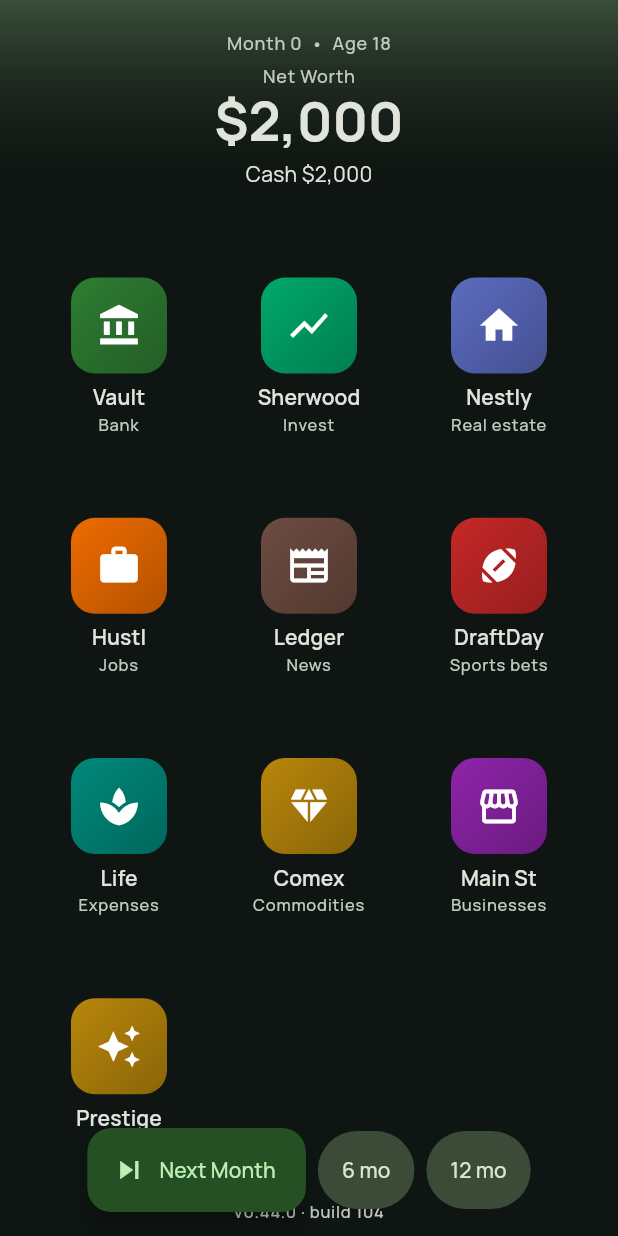
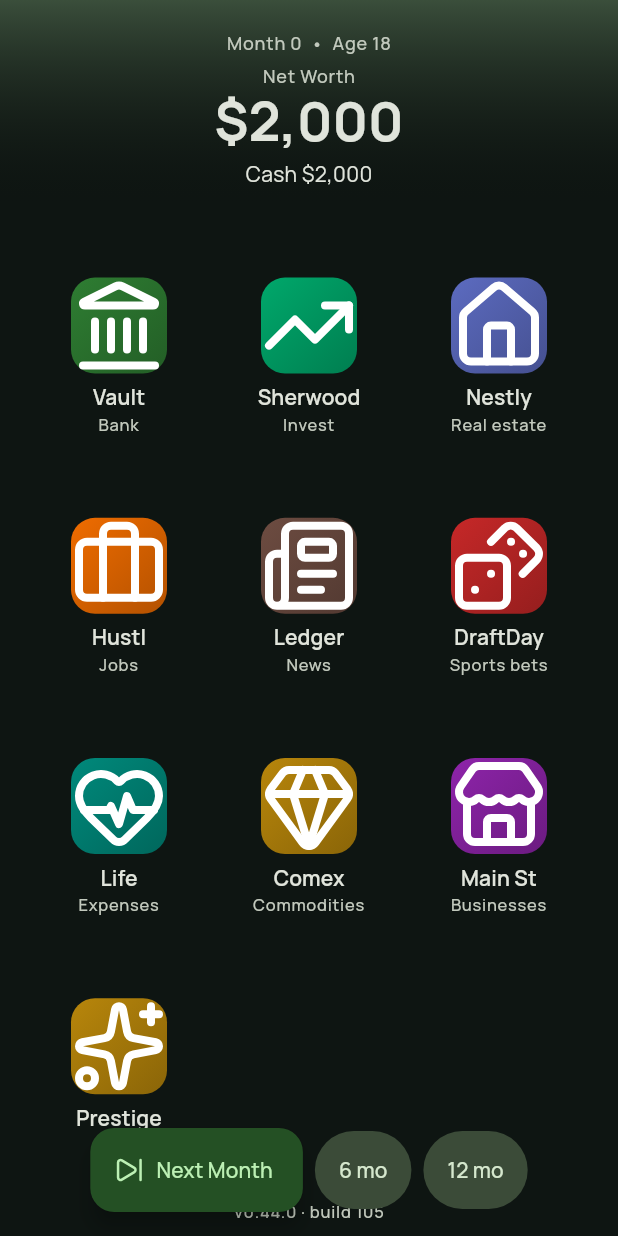
Before and after one commit to Armandoxh/Territorygame, a Flutter app: the screen it shows after launch, on a phone screen of 412 x 824 dp. Run offline on Flutter 3.47's test engine with Material 3 defaults, Android fonts, the phone set to English and light mode, and no system bars; our stand-ins replace flutter_svg, google_fonts.

Commit message:
Icons: bundle Lucide SVG set via flutter_svg (Flutter-3.44-safe); swap home grid, cash badge, advance & retire buttons (build 105)

```diff
--- a/wealthquest/lib/ui/phone_home.dart
+++ b/wealthquest/lib/ui/phone_home.dart
@@ -4,6 +4,7 @@ import '../data/catalog.dart';
 import '../state/game_controller.dart';
 import '../util/format.dart';
 import '../version.dart';
+import 'widgets/lucide.dart';
 import 'business_app.dart';
 import 'commodities_app.dart';
 import 'dashboard_tab.dart';
@@ -116,7 +117,8 @@ class _PhoneHomeState extends State<PhoneHome> {
                     padding: const EdgeInsets.fromLTRB(16, 0, 16, 4),
                     child: FilledButton.icon(
                       onPressed: _retire,
-                      icon: const Icon(Icons.celebration),
+                      icon: Lucide('party-popper',
+                          size: 18, color: theme.colorScheme.onPrimary),
                       label: const Text('You can retire — start a new life'),
                     ),
                   ),
@@ -135,7 +137,7 @@ class _PhoneHomeState extends State<PhoneHome> {
                       _AppIcon(
                         label: 'Vault',
                         sub: 'Bank',
-                        icon: Icons.account_balance,
+                        icon: 'landmark',
                         color: const Color(0xFF2E7D32),
                         onTap: () => _open(AppScaffold(
                           game: game,
@@ -146,14 +148,14 @@ class _PhoneHomeState extends State<PhoneHome> {
                       _AppIcon(
                         label: 'Sherwood',
                         sub: 'Invest',
-                        icon: Icons.show_chart,
+                        icon: 'trending-up',
                         color: const Color(0xFF00A86B),
                         onTap: () => _open(InvestApp(game: game)),
                       ),
                       _AppIcon(
                         label: 'Nestly',
                         sub: 'Real estate',
-                        icon: Icons.home,
+                        icon: 'house',
                         color: const Color(0xFF5C6BC0),
                         onTap: () => _open(AppScaffold(
                           game: game,
@@ -164,7 +166,7 @@ class _PhoneHomeState extends State<PhoneHome> {
                       _AppIcon(
                         label: 'Hustl',
                         sub: 'Jobs',
-                        icon: Icons.work,
+                        icon: 'briefcase',
                         color: const Color(0xFFEF6C00),
                         onTap: () => _open(AppScaffold(
                           game: game,
@@ -175,7 +177,7 @@ class _PhoneHomeState extends State<PhoneHome> {
                       _AppIcon(
                         label: 'Ledger',
                         sub: 'News',
-                        icon: Icons.newspaper,
+                        icon: 'newspaper',
                         color: const Color(0xFF6D4C41),
                         onTap: () => _open(AppScaffold(
                           game: game,
@@ -186,7 +188,7 @@ class _PhoneHomeState extends State<PhoneHome> {
                       _AppIcon(
                         label: 'DraftDay',
                         sub: 'Sports bets',
-                        icon: Icons.sports_football,
+                        icon: 'dices',
                         color: const Color(0xFFC62828),
                         onTap: () => _open(AppScaffold(
                           game: game,
@@ -197,14 +199,14 @@ class _PhoneHomeState extends State<PhoneHome> {
                       _AppIcon(
                         label: 'Life',
                         sub: 'Expenses',
-                        icon: Icons.spa,
+                        icon: 'heart-pulse',
                         color: const Color(0xFF00897B),
                         onTap: () => _open(LifeApp(game: game)),
                       ),
                       _AppIcon(
                         label: 'Comex',
                         sub: 'Commodities',
-                        icon: Icons.diamond,
+                        icon: 'gem',
                         color: const Color(0xFFB8860B),
                         onTap: () => _open(AppScaffold(
                           game: game,
@@ -215,7 +217,7 @@ class _PhoneHomeState extends State<PhoneHome> {
                       _AppIcon(
                         label: 'Main St',
                         sub: 'Businesses',
-                        icon: Icons.storefront,
+                        icon: 'store',
                         color: const Color(0xFF8E24AA),
                         onTap: () => _open(AppScaffold(
                           game: game,
@@ -226,7 +228,7 @@ class _PhoneHomeState extends State<PhoneHome> {
                       _AppIcon(
                         label: 'Prestige',
                         sub: 'Perks',
-                        icon: Icons.auto_awesome,
+                        icon: 'sparkles',
                         color: const Color(0xFFB8860B),
                         onTap: () => _open(AppScaffold(
                           game: game,
@@ -330,7 +332,7 @@ class _AppIcon extends StatelessWidget {
 
   final String label;
   final String sub;
-  final IconData icon;
+  final String icon;
   final Color color;
   final VoidCallback onTap;
 
@@ -354,7 +356,7 @@ class _AppIcon extends StatelessWidget {
               ),
               borderRadius: BorderRadius.circular(16),
             ),
-            child: Icon(icon, color: Colors.white, size: 30),
+            child: Lucide(icon, size: 30, color: Colors.white),
           ),
           const SizedBox(height: 6),
           Text(label,
--- a/wealthquest/lib/ui/widgets/app_scaffold.dart
+++ b/wealthquest/lib/ui/widgets/app_scaffold.dart
@@ -4,6 +4,7 @@ import '../../state/game_controller.dart';
 import '../../util/format.dart';
 import 'crisis_sheet.dart';
 import 'day_summary_dialog.dart';
+import 'lucide.dart';
 import 'margin_call_sheet.dart';
 import 'swipe_back.dart';
 import 'ui_helpers.dart';
@@ -105,7 +106,8 @@ Widget advanceControls(BuildContext context, GameController game) {
         FloatingActionButton.extended(
           heroTag: null,
           onPressed: () => nextMonth(context, game),
-          icon: const Icon(Icons.skip_next),
+          icon: Lucide('skip-forward',
+              size: 20, color: Theme.of(context).colorScheme.onPrimaryContainer),
           label: const Text('Next Month'),
         ),
         const SizedBox(width: 8),
@@ -145,7 +147,7 @@ class CashBadge extends StatelessWidget {
               child: Row(
                 mainAxisSize: MainAxisSize.min,
                 children: [
-                  Icon(Icons.account_balance_wallet, size: 14, color: color),
+                  Lucide('wallet', size: 14, color: color),
                   const SizedBox(width: 5),
                   Text(
                     moneyWhole(game.cash),
--- /dev/null
+++ b/wealthquest/lib/ui/widgets/lucide.dart
@@ -0,0 +1,25 @@
+import 'package:flutter/widgets.dart';
+import 'package:flutter_svg/flutter_svg.dart';
+
+/// Renders a bundled Lucide SVG icon (`assets/icons/<name>.svg`), recolored to
+/// [color] (or the ambient [IconTheme] color). Lucide is a free, ISC-licensed
+/// icon set — SVG-based, so it sidesteps Flutter 3.44's sealed `IconData` that
+/// broke the icon-font packages.
+class Lucide extends StatelessWidget {
+  const Lucide(this.name, {super.key, this.size = 24, this.color});
+
+  final String name;
+  final double size;
+  final Color? color;
+
+  @override
+  Widget build(BuildContext context) {
+    final c = color ?? IconTheme.of(context).color;
+    return SvgPicture.asset(
+      'assets/icons/$name.svg',
+      width: size,
+      height: size,
+      colorFilter: c == null ? null : ColorFilter.mode(c, BlendMode.srcIn),
+    );
+  }
+}
--- a/wealthquest/lib/version.dart
+++ b/wealthquest/lib/version.dart
@@ -5,6 +5,6 @@
 /// of the home header shows this, so you can instantly confirm the live page is
 /// the latest build (and not a stale cache).
 const String kAppVersion = '0.44.0';
-const int kBuildNumber = 104;
+const int kBuildNumber = 105;
 
 String get appVersionLabel => 'v$kAppVersion · build $kBuildNumber';
--- a/wealthquest/pubspec.yaml
+++ b/wealthquest/pubspec.yaml
@@ -1,7 +1,7 @@
 name: wealthquest
 description: "A mobile life-sim / stock-market game. Start at 18 with a day job; each Next Month advances a month — watch your investments perform."
 publish_to: "none"
-version: 0.44.0+104
+version: 0.44.0+105
 
 environment:
   sdk: ">=3.4.0 <4.0.0"
@@ -11,6 +11,7 @@ dependencies:
     sdk: flutter
   intl: ^0.19.0
   google_fonts: ^6.2.1
+  flutter_svg: ^2.0.10
 
 dev_dependencies:
   flutter_test:
@@ -19,3 +20,5 @@ dev_dependencies:
 
 flutter:
   uses-material-design: true
+  assets:
+    - assets/icons/
```
Also changed, not shown: wealthquest/assets/icons/briefcase.svg (added), wealthquest/assets/icons/coins.svg (added), wealthquest/assets/icons/dices.svg (added), wealthquest/assets/icons/gem.svg (added), wealthquest/assets/icons/heart-pulse.svg (added), wealthquest/assets/icons/house.svg (added), wealthquest/assets/icons/landmark.svg (added), wealthquest/assets/icons/newspaper.svg (added), wealthquest/assets/icons/party-popper.svg (added), wealthquest/assets/icons/skip-forward.svg (added), wealthquest/assets/icons/sparkles.svg (added), wealthquest/assets/icons/store.svg (added), wealthquest/assets/icons/trending-up.svg (added), wealthquest/assets/icons/wallet.svg (added), 1 other file.
